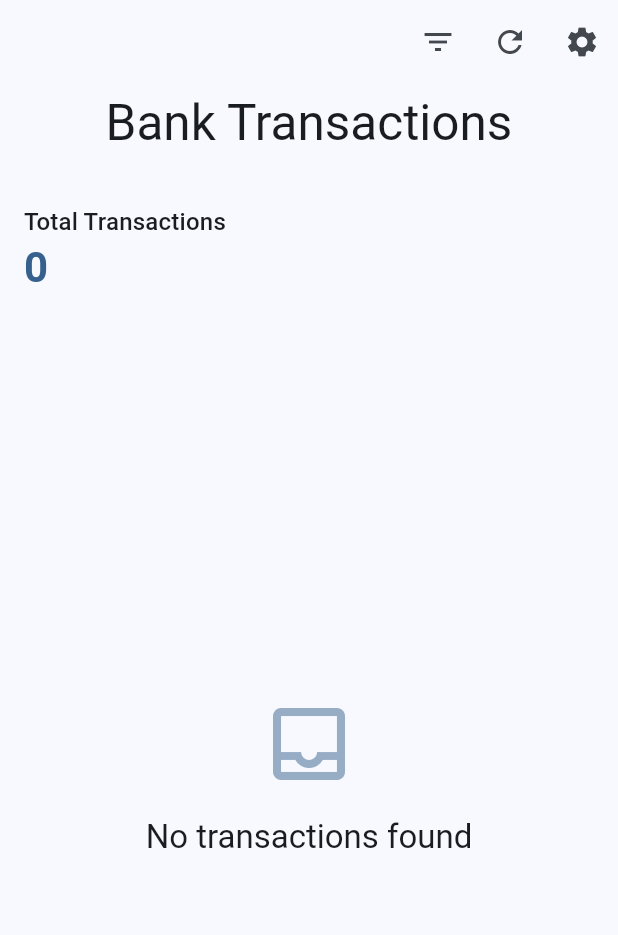
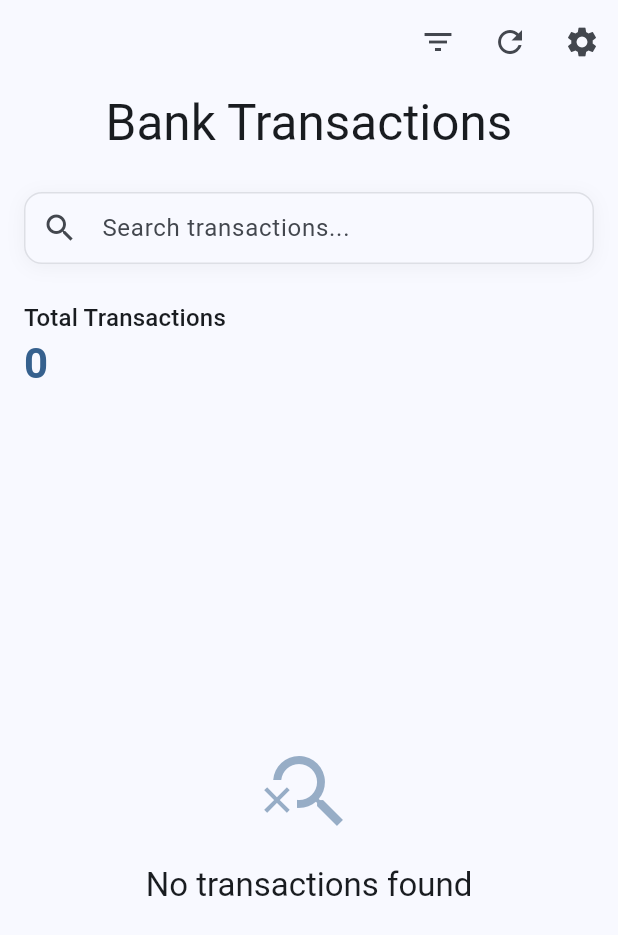
Before and after one commit to Abelboby/Bank-Sms-Reader, a Flutter app: the screen it shows after launch, on a phone screen of 412 x 824 dp. Shown: the top 935 px of the screen. Run offline on Flutter 3.47's test engine with Material 3 defaults, Android fonts, the phone set to English and light mode, and no system bars; our stand-ins replace permission_handler, shared_preferences; missing offline and left inert: flutter_sms_inbox.

Commit message:
added search option

```diff
--- a/lib/screens/home_screen.dart
+++ b/lib/screens/home_screen.dart
@@ -9,6 +9,7 @@ import '../services/sms_parser_service.dart';
 import '../widgets/filter_dialog.dart';
 import '../widgets/transaction_card.dart';
 import '../widgets/date_header.dart';
+import '../widgets/search_bar.dart';
 import 'settings_screen.dart';
 
 class SMSReaderPage extends StatefulWidget {
@@ -24,6 +25,8 @@ class _SMSReaderPageState extends State<SMSReaderPage> {
   bool isLoading = true;
   TransactionFilter? _currentFilter;
   final ScrollController _scrollController = ScrollController();
+  final TextEditingController _searchController = TextEditingController();
+  String _searchTerm = '';
 
   @override
   void initState() {
@@ -34,12 +37,26 @@ class _SMSReaderPageState extends State<SMSReaderPage> {
   @override
   void dispose() {
     _scrollController.dispose();
+    _searchController.dispose();
     super.dispose();
   }
 
   List<Transaction> get filteredTransactions {
-    if (_currentFilter == null) return transactions;
-    return transactions.applyFilter(_currentFilter!);
+    var filtered = _currentFilter == null
+        ? transactions
+        : transactions.applyFilter(_currentFilter!);
+
+    if (_searchTerm.isEmpty) return filtered;
+
+    return filtered.where((transaction) {
+      final searchLower = _searchTerm.toLowerCase();
+      return transaction.bank.toLowerCase().contains(searchLower) ||
+          transaction.receiverName?.toLowerCase().contains(searchLower) ==
+              true ||
+          transaction.refNo.toLowerCase().contains(searchLower) ||
+          transaction.amount.toString().contains(searchLower) ||
+          transaction.accountNumber.toLowerCase().contains(searchLower);
+    }).toList();
   }
 
   Future<void> initPlatformState() async {
@@ -197,7 +214,24 @@ class _SMSReaderPageState extends State<SMSReaderPage> {
             ],
           ),
           SliverToBoxAdapter(
-            child: Padding(
+            child: Column(
+              children: [
+                TransactionSearchBar(
+                  controller: _searchController,
+                  hasSearchTerm: _searchTerm.isNotEmpty,
+                  onChanged: (value) {
+                    setState(() {
+                      _searchTerm = value;
+                    });
+                  },
+                  onClear: () {
+                    setState(() {
+                      _searchTerm = '';
+                      _searchController.clear();
+                    });
+                  },
+                ),
+                Padding(
                   padding: const EdgeInsets.all(16),
                   child: Row(
                     children: [
@@ -217,18 +251,22 @@ class _SMSReaderPageState extends State<SMSReaderPage> {
                           ),
                         ],
                       ),
-                  if (_currentFilter != null)
+                      if (_currentFilter != null || _searchTerm.isNotEmpty)
                         TextButton.icon(
                           onPressed: () {
                             setState(() {
                               _currentFilter = null;
+                              _searchTerm = '';
+                              _searchController.clear();
                             });
                           },
                           icon: const Icon(Icons.clear),
-                      label: const Text('Clear Filter'),
+                          label: const Text('Clear All'),
                         ),
                     ],
                   ),
+                ),
+              ],
             ),
           ),
           if (isLoading)
@@ -242,7 +280,7 @@ class _SMSReaderPageState extends State<SMSReaderPage> {
                   mainAxisSize: MainAxisSize.min,
                   children: [
                     Icon(
-                      Icons.inbox_outlined,
+                      Icons.search_off_outlined,
                       size: 64,
                       color: theme.colorScheme.primary.withOpacity(0.5),
                     ),
@@ -251,7 +289,18 @@ class _SMSReaderPageState extends State<SMSReaderPage> {
                       'No transactions found',
                       style: theme.textTheme.titleLarge,
                     ),
-                    if (_currentFilter != null)
+                    if (_searchTerm.isNotEmpty)
+                      Padding(
+                        padding: const EdgeInsets.only(top: 8),
+                        child: Text(
+                          'Try a different search term',
+                          style: theme.textTheme.bodyMedium?.copyWith(
+                            color:
+                                theme.colorScheme.onBackground.withOpacity(0.6),
+                          ),
+                        ),
+                      )
+                    else if (_currentFilter != null)
                       Padding(
                         padding: const EdgeInsets.only(top: 8),
                         child: Text(
--- /dev/null
+++ b/lib/widgets/search_bar.dart
@@ -0,0 +1,70 @@
+import 'package:flutter/material.dart';
+
+class TransactionSearchBar extends StatelessWidget {
+  final TextEditingController controller;
+  final VoidCallback onClear;
+  final Function(String) onChanged;
+  final bool hasSearchTerm;
+
+  const TransactionSearchBar({
+    super.key,
+    required this.controller,
+    required this.onClear,
+    required this.onChanged,
+    required this.hasSearchTerm,
+  });
+
+  @override
+  Widget build(BuildContext context) {
+    final theme = Theme.of(context);
+
+    return Container(
+      margin: const EdgeInsets.symmetric(horizontal: 16, vertical: 8),
+      decoration: BoxDecoration(
+        color: theme.colorScheme.surface,
+        borderRadius: BorderRadius.circular(12),
+        boxShadow: [
+          BoxShadow(
+            color: theme.colorScheme.onSurface.withOpacity(0.05),
+            blurRadius: 10,
+            offset: const Offset(0, 2),
+          ),
+        ],
+      ),
+      child: TextField(
+        controller: controller,
+        onChanged: onChanged,
+        style: theme.textTheme.bodyLarge,
+        decoration: InputDecoration(
+          hintText: 'Search transactions...',
+          prefixIcon: const Icon(Icons.search),
+          suffixIcon: hasSearchTerm
+              ? IconButton(
+                  icon: const Icon(Icons.clear),
+                  onPressed: onClear,
+                )
+              : null,
+          border: OutlineInputBorder(
+            borderRadius: BorderRadius.circular(12),
+            borderSide: BorderSide(
+              color: theme.colorScheme.outline.withOpacity(0.5),
+            ),
+          ),
+          enabledBorder: OutlineInputBorder(
+            borderRadius: BorderRadius.circular(12),
+            borderSide: BorderSide(
+              color: theme.colorScheme.outline.withOpacity(0.2),
+            ),
+          ),
+          focusedBorder: OutlineInputBorder(
+            borderRadius: BorderRadius.circular(12),
+            borderSide: BorderSide(
+              color: theme.colorScheme.primary,
+            ),
+          ),
+          contentPadding: const EdgeInsets.symmetric(horizontal: 16),
+        ),
+      ),
+    );
+  }
+}
```
Lines whose indentation alone changed are shown as unchanged.
